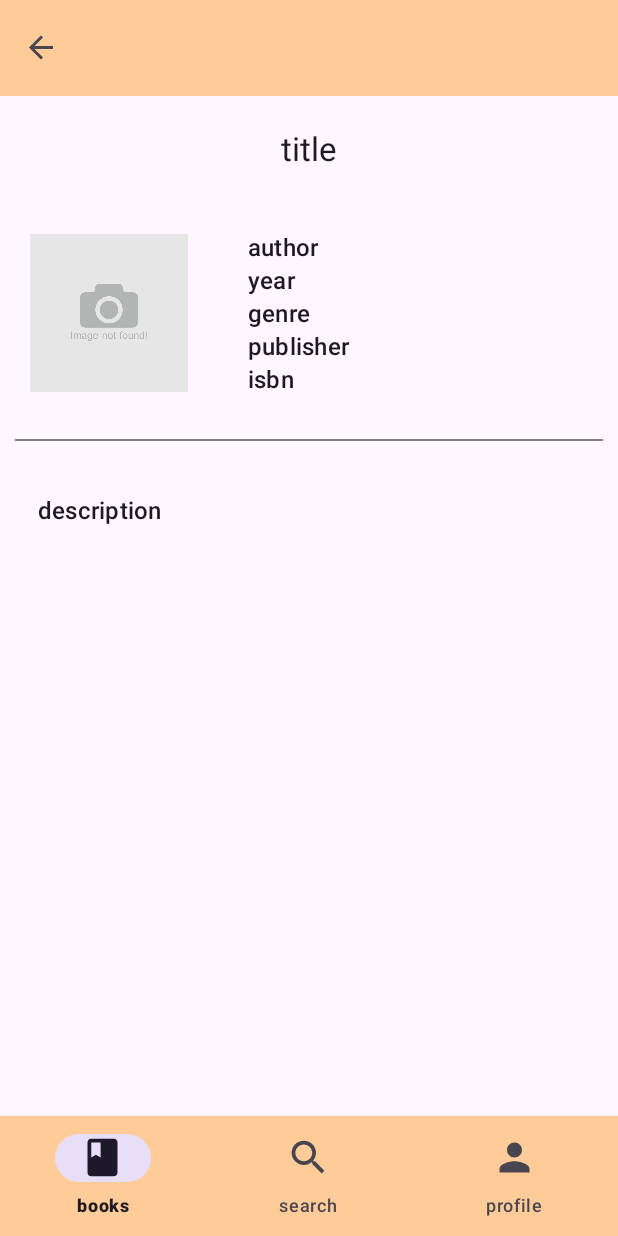
After one commit to LorenzoColombo3/ReadTrack, an Android app: the BookFragment screen opened through its navigation route, on a phone screen of 412 x 824 dp. The commit adds this screen. Run offline under Robolectric (Android 15) with nearby library versions, the phone set to English and light mode, and no system bars; our stand-ins replace Picasso, navigation-ui; pictures from the network do not load; 1 statement that could not run was skipped.

Commit message:
continuata pagina singolo libro

```diff
--- a/app/build.gradle.kts
+++ b/app/build.gradle.kts
@@ -29,6 +29,8 @@ android {
 }
 
 dependencies {
+    implementation("androidx.navigation:navigation-fragment-ktx:2.7.6")
+    implementation("androidx.navigation:navigation-ui-ktx:2.7.6")
     implementation("com.google.android.material:material:1.4.0")
     implementation("com.squareup.retrofit2:retrofit:2.9.0")
     implementation("com.squareup.retrofit2:converter-gson:2.9.0")
@@ -40,8 +42,8 @@ dependencies {
     implementation("androidx.appcompat:appcompat:1.6.1")
     implementation("com.google.android.material:material:1.10.0")
     implementation("androidx.constraintlayout:constraintlayout:2.1.4")
-    implementation("androidx.navigation:navigation-fragment:2.7.5")
-    implementation("androidx.navigation:navigation-ui:2.7.5")
+    implementation("androidx.navigation:navigation-fragment:2.7.6")
+    implementation("androidx.navigation:navigation-ui:2.7.6")
     testImplementation("junit:junit:4.13.2")
     androidTestImplementation("androidx.test.ext:junit:1.1.5")
     androidTestImplementation("androidx.test.espresso:espresso-core:3.5.1")
--- a/app/src/main/java/com/example/readtrack/model/Book.java
+++ b/app/src/main/java/com/example/readtrack/model/Book.java
@@ -5,9 +5,10 @@ import android.os.Parcelable;
 
 import androidx.annotation.NonNull;
 
+import java.io.Serializable;
 import java.util.List;
 
-public class Book {
+public class Book implements Serializable {
     private String kind;
     private String id;
     private String etag;
--- /dev/null
+++ b/app/src/main/java/com/example/readtrack/ui/BookFragment.java
@@ -0,0 +1,71 @@
+package com.example.readtrack.ui;
+
+import android.content.Intent;
+import android.os.Bundle;
+import android.util.Log;
+import android.view.LayoutInflater;
+import android.view.View;
+import android.view.ViewGroup;
+import android.widget.ImageView;
+import android.widget.TextView;
+
+import androidx.annotation.NonNull;
+import androidx.annotation.Nullable;
+import androidx.fragment.app.Fragment;
+import androidx.recyclerview.widget.LinearLayoutManager;
+import androidx.recyclerview.widget.RecyclerView;
+
+import com.example.readtrack.R;
+import com.example.readtrack.adapter.BooksSearchRecyclerAdapter;
+import com.example.readtrack.model.Book;
+import com.example.readtrack.model.BookViewModel;
+import com.google.android.material.search.SearchBar;
+import com.google.android.material.search.SearchView;
+
+import org.w3c.dom.Text;
+
+public class BookFragment extends Fragment {
+
+    TextView title;
+    ImageView cover;
+    TextView author;
+    TextView year;
+    TextView genre;
+    TextView publisher;
+    TextView isbn;
+    TextView description;
+    public BookFragment(){}
+
+    @Override
+    public void onCreate(Bundle savedInstanceState) {
+        super.onCreate(savedInstanceState);
+    }
+
+    @Override
+    public View onCreateView(LayoutInflater inflater, ViewGroup container,
+                             Bundle savedInstanceState) {
+        View view = inflater.inflate(R.layout.fragment_book, container, false);
+        title=view.findViewById(R.id.title);
+        cover=view.findViewById(R.id.cover);
+        author=view.findViewById(R.id.author);
+        year=view.findViewById(R.id.year);
+        genre=view.findViewById(R.id.genre);
+        publisher=view.findViewById(R.id.publisher);
+        isbn=view.findViewById(R.id.isbn);
+        description=view.findViewById(R.id.description);
+        return view;
+    }
+
+    @Override
+    public void onViewCreated(@NonNull View view, @Nullable Bundle savedInstanceState) {
+        super.onViewCreated(view, savedInstanceState);
+        Bundle args = getArguments();
+        if (args != null) {
+            if (android.os.Build.VERSION.SDK_INT >= android.os.Build.VERSION_CODES.TIRAMISU) {
+                Book book = args.getSerializable("bookArgument", Book.class);
+                Log.d("book", book.getVolumeInfo().getTitle());
+            }
+            // Usa l'oggetto Book come necessario
+        }
+    }
+}
--- a/app/src/main/java/com/example/readtrack/ui/BooksFragment.java
+++ b/app/src/main/java/com/example/readtrack/ui/BooksFragment.java
@@ -49,7 +49,6 @@ public class BooksFragment extends Fragment implements ResponseCallback{
     @Override
     public void onViewCreated(@NonNull View view, @Nullable Bundle savedInstanceState) {
         super.onViewCreated(view, savedInstanceState);
-        Log.d("aaa","aaa");
         requireActivity().addMenuProvider(new MenuProvider() {
             @Override
             public void onCreateMenu(@NonNull Menu menu, @NonNull MenuInflater menuInflater) {
@@ -68,8 +67,6 @@ public class BooksFragment extends Fragment implements ResponseCallback{
                         LinearLayoutManager.HORIZONTAL, false);
 
         booksList= getBooksListWithWithGSon();
-
-        Log.d("bookList",booksList.toString());
 
         booksRecyclerViewAdapter = new BooksRecyclerViewAdapter(booksList,
                 new BooksRecyclerViewAdapter.OnItemClickListener() {
--- a/app/src/main/res/layout/fragment_book.xml
+++ b/app/src/main/res/layout/fragment_book.xml
@@ -18,7 +18,7 @@
         app:layout_constraintTop_toTopOf="parent" />
 
     <ImageView
-        android:id="@+id/imageView"
+        android:id="@+id/cover"
         android:layout_width="105dp"
         android:layout_height="150dp"
         android:layout_margin="20dp"
@@ -34,7 +34,7 @@
         android:orientation="vertical"
         android:padding="20dp"
         app:layout_constraintEnd_toEndOf="parent"
-        app:layout_constraintStart_toEndOf="@+id/imageView"
+        app:layout_constraintStart_toEndOf="@+id/cover"
         app:layout_constraintTop_toBottomOf="@+id/title">
 
         <TextView
@@ -95,13 +95,13 @@
         android:background="@color/grey"
         android:layout_marginLeft="10dp"
         android:layout_marginRight="10dp"
-        app:layout_constraintBottom_toTopOf="@+id/textView"
+        app:layout_constraintBottom_toTopOf="@+id/description"
         app:layout_constraintEnd_toEndOf="parent"
         app:layout_constraintStart_toStartOf="parent"
         app:layout_constraintTop_toBottomOf="@+id/linearLayout" />
 
     <TextView
-        android:id="@+id/textView"
+        android:id="@+id/description"
         android:layout_width="match_parent"
         android:layout_height="wrap_content"
         android:layout_marginTop="20dp"
@@ -113,5 +113,5 @@
         app:layout_constraintHorizontal_bias="0.0"
         app:layout_constraintStart_toStartOf="parent"
         app:layout_constraintTop_toBottomOf="@+id/linearLayout" />
-    <!--TODO pagina del libro-->
+
 </androidx.constraintlayout.widget.ConstraintLayout>
--- a/app/src/main/res/navigation/main_nav_graph.xml
+++ b/app/src/main/res/navigation/main_nav_graph.xml
@@ -15,5 +15,14 @@
     <fragment
         android:id="@+id/search_fragment"
         android:name="com.example.readtrack.ui.SearchFragment"
-        tools:layout="@layout/fragment_search" />
+        tools:layout="@layout/fragment_search" >
+        <action
+            android:id="@+id/action_search_fragment_to_bookFragment"
+            app:destination="@id/bookFragment" />
+    </fragment>
+    <fragment
+        android:id="@+id/bookFragment"
+        android:name="com.example.readtrack.ui.BookFragment"
+        tools:layout="@layout/fragment_book">
+    </fragment>
 </navigation>
--- a/app/src/main/res/values/strings.xml
+++ b/app/src/main/res/values/strings.xml
@@ -34,4 +34,5 @@
     <string name="book_publisher">publisher</string>
     <string name="book_isbn">isbn</string>
     <string name="book_description">description</string>
+    <string name="bookargument">BookArgument</string>
 </resources>
```
Also changed, not shown: app/src/main/java/com/example/readtrack/adapter/BooksSearchRecyclerAdapter.java (+5 -5 lines), app/src/main/java/com/example/readtrack/ui/SearchFragment.java (+7 -1 lines), app/src/main/res/layout/book_search_list_item.xml (+0 -15 lines).
